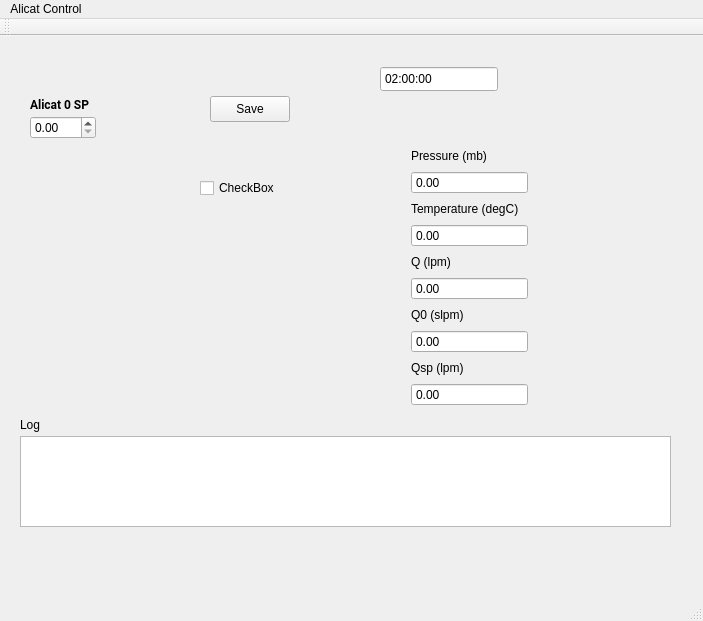
The window that testing/mainwindow.ui (lo-co/mfc_ui) describes before a commit, drawn with Qt 5.
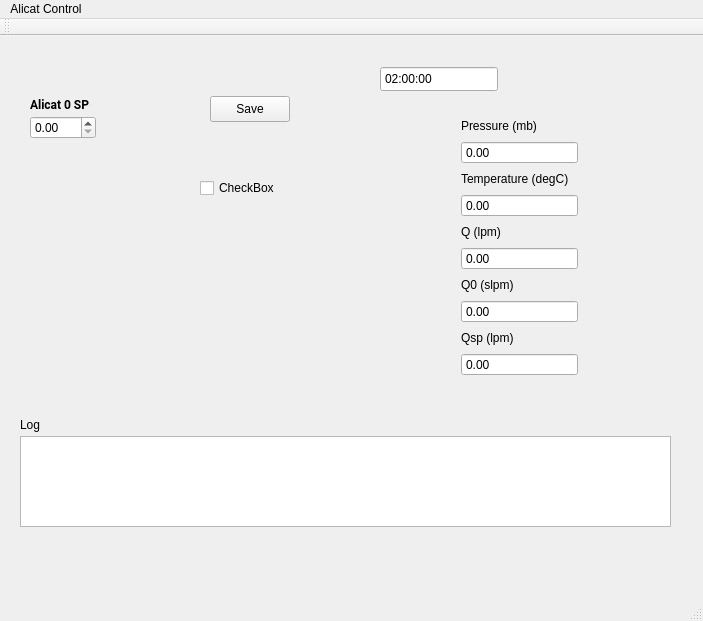
The same window after the commit.

The edit to the form file:
```diff
--- a/testing/mainwindow.ui
+++ b/testing/mainwindow.ui
@@ -111,8 +111,8 @@
    <widget class="QWidget" name="layoutWidget">
     <property name="geometry">
      <rect>
-      <x>400</x>
-      <y>100</y>
+      <x>450</x>
+      <y>70</y>
       <width>139</width>
       <height>281</height>
      </rect>
```
Left out of the diff: 2 changed lines with no effect on the pictures.
